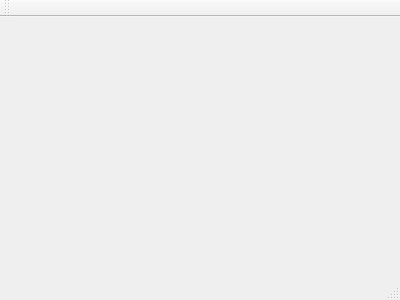
goluckyryan/nonLinearFit, file Analysis_UI/mainwindow.ui: the form before one commit.
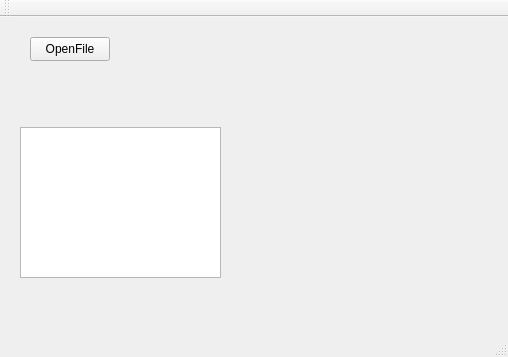
The form after the commit. Custom widgets are drawn as their Qt base class.

Patch:
```diff
--- a/Analysis_UI/mainwindow.ui
+++ b/Analysis_UI/mainwindow.ui
@@ -1,24 +1,81 @@
 <ui version="4.0">
  <class>MainWindow</class>
- <widget class="QMainWindow" name="MainWindow" >
-  <property name="geometry" >
+ <widget class="QMainWindow" name="MainWindow">
+  <property name="geometry">
    <rect>
     <x>0</x>
     <y>0</y>
-    <width>400</width>
-    <height>300</height>
+    <width>508</width>
+    <height>357</height>
    </rect>
   </property>
   <property name="windowTitle" >
    <string>MainWindow</string>
   </property>
-  <widget class="QMenuBar" name="menuBar" />
-  <widget class="QToolBar" name="mainToolBar" />
-  <widget class="QWidget" name="centralWidget" />
-  <widget class="QStatusBar" name="statusBar" />
+  <widget class="QWidget" name="centralWidget">
+   <widget class="QCustomPlot" name="customPlot" native="true">
+    <property name="geometry">
+     <rect>
+      <x>260</x>
+      <y>100</y>
+      <width>221</width>
+      <height>161</height>
+     </rect>
+    </property>
+   </widget>
+   <widget class="QPlainTextEdit" name="plainTextEdit">
+    <property name="geometry">
+     <rect>
+      <x>20</x>
+      <y>110</y>
+      <width>201</width>
+      <height>151</height>
+     </rect>
+    </property>
+   </widget>
+   <widget class="QPushButton" name="pushButton">
+    <property name="geometry">
+     <rect>
+      <x>30</x>
+      <y>20</y>
+      <width>80</width>
+      <height>24</height>
+     </rect>
+    </property>
+    <property name="text">
+     <string>OpenFile</string>
+    </property>
+   </widget>
+  </widget>
+  <widget class="QMenuBar" name="menuBar">
+   <property name="geometry">
+    <rect>
+     <x>0</x>
+     <y>0</y>
+     <width>508</width>
+     <height>22</height>
+    </rect>
+   </property>
+  </widget>
+  <widget class="QToolBar" name="mainToolBar">
+   <attribute name="toolBarArea">
+    <enum>TopToolBarArea</enum>
+   </attribute>
+   <attribute name="toolBarBreak">
+    <bool>false</bool>
+   </attribute>
+  </widget>
+  <widget class="QStatusBar" name="statusBar"/>
  </widget>
- <layoutDefault spacing="6" margin="11" />
- <pixmapfunction></pixmapfunction>
+ <layoutdefault spacing="6" margin="11"/>
+ <customwidgets>
+  <customwidget>
+   <class>QCustomPlot</class>
+   <extends>QWidget</extends>
+   <header>qcustomplot.h</header>
+   <container>1</container>
+  </customwidget>
+ </customwidgets>
  <resources/>
  <connections/>
 </ui>
```
Left out of the diff: 3 changed lines with no effect on the pictures.
